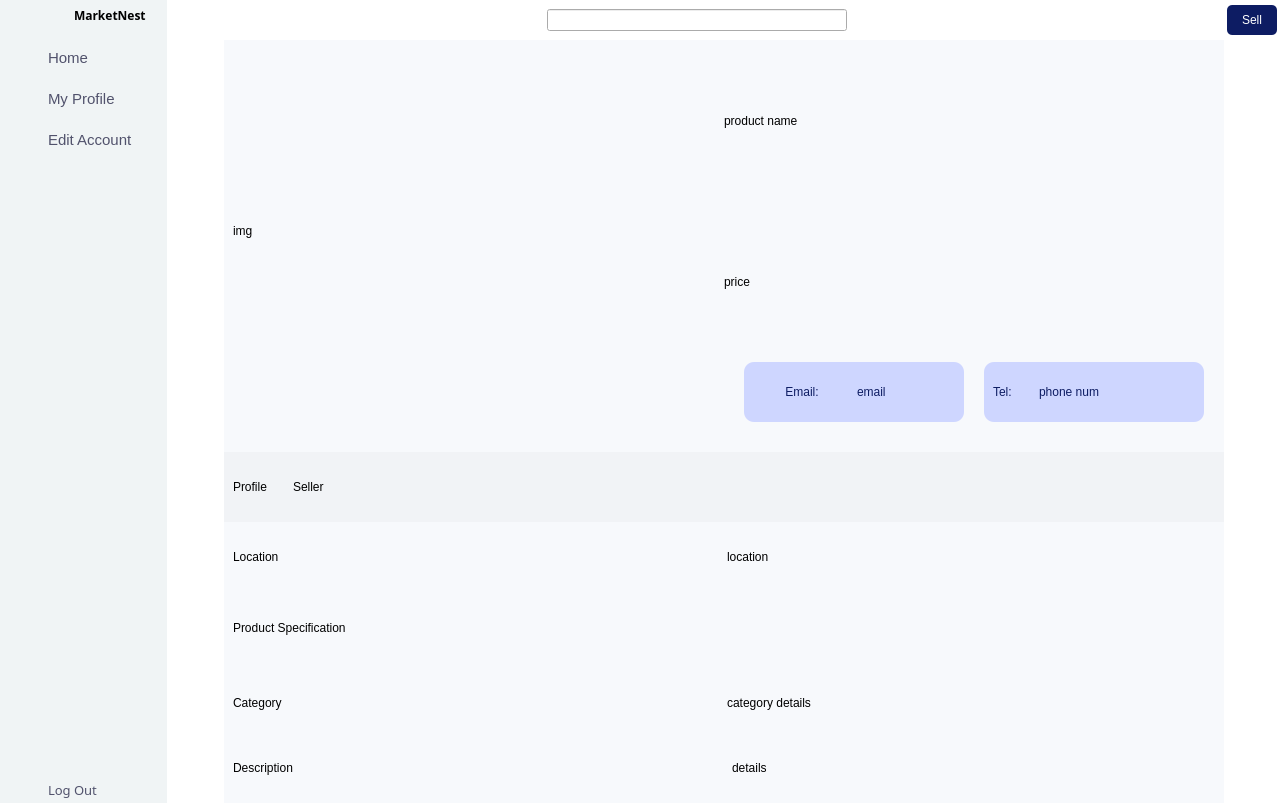
Old version of the form src/mainAppUi.ui in the repository Menthhh/The-Market-Nest.
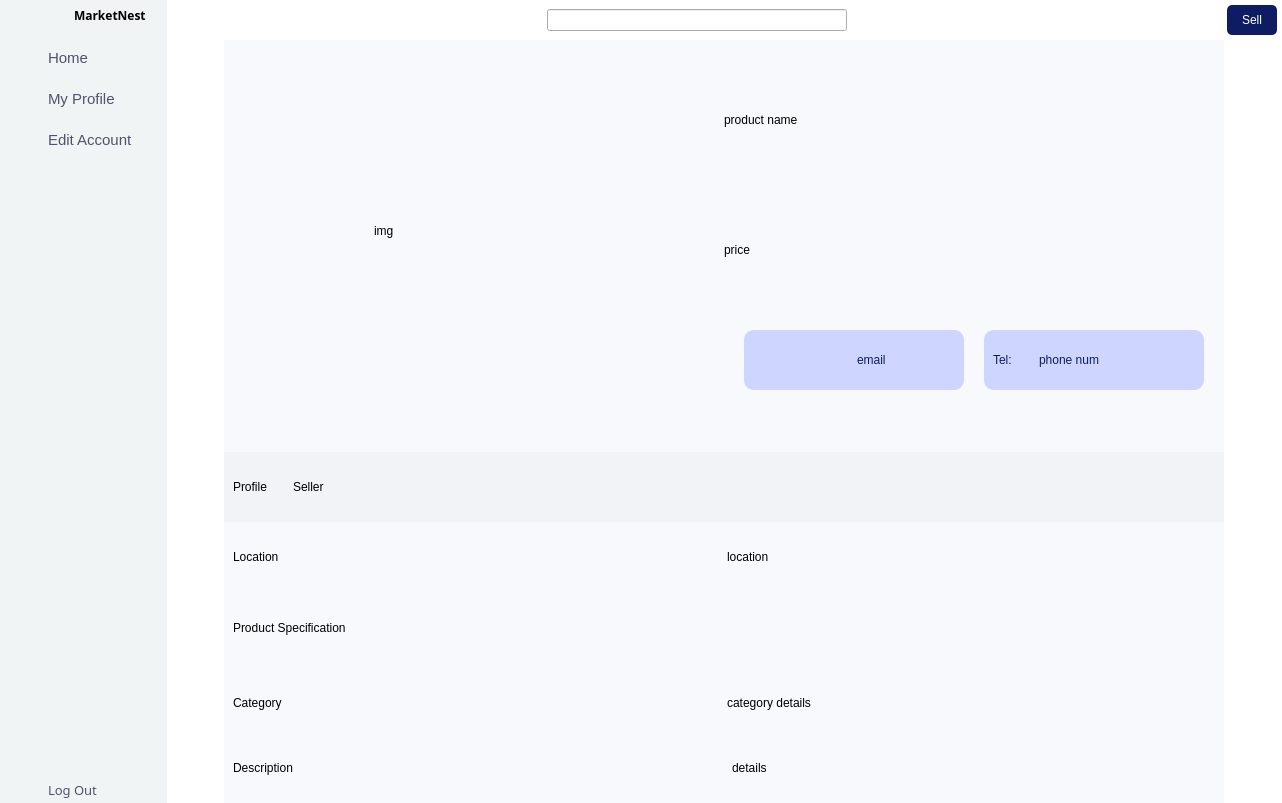
New version of the form. Icons and pictures are not drawn.

```diff
--- a/src/mainAppUi.ui
+++ b/src/mainAppUi.ui
@@ -1390,6 +1390,12 @@
                 <layout class="QGridLayout" name="gridLayout_15">
                  <item row="0" column="0">
                   <widget class="QLabel" name="product_img">
+                   <property name="maximumSize">
+                    <size>
+                     <width>200</width>
+                     <height>200</height>
+                    </size>
+                   </property>
                    <property name="text">
                     <string>img</string>
                    </property>
@@ -1469,7 +1475,7 @@
 color: rgb(13, 28, 99);</string>
                          </property>
                          <property name="text">
-                          <string>Email:</string>
+                          <string/>
                          </property>
                          <property name="icon">
                           <iconset>
@@ -1555,6 +1561,12 @@
                  </item>
                  <item row="1" column="0">
                   <widget class="QWidget" name="widget_34" native="true">
+                   <property name="maximumSize">
+                    <size>
+                     <width>16777215</width>
+                     <height>100</height>
+                    </size>
+                   </property>
                    <layout class="QGridLayout" name="gridLayout_46">
                     <property name="leftMargin">
                      <number>0</number>
@@ -1587,6 +1599,12 @@
                  </item>
                  <item row="0" column="0">
                   <widget class="QWidget" name="widget_33" native="true">
+                   <property name="maximumSize">
+                    <size>
+                     <width>16777215</width>
+                     <height>100</height>
+                    </size>
+                   </property>
                    <layout class="QGridLayout" name="gridLayout_45">
                     <property name="leftMargin">
                      <number>0</number>
@@ -1611,6 +1629,12 @@
                         <verstretch>0</verstretch>
                        </sizepolicy>
                       </property>
+                      <property name="maximumSize">
+                       <size>
+                        <width>16777215</width>
+                        <height>16777215</height>
+                       </size>
+                      </property>
                       <layout class="QGridLayout" name="gridLayout_50">
                        <property name="leftMargin">
                         <number>0</number>
```
Left out of the diff: 25 changed lines with no effect on the pictures.
